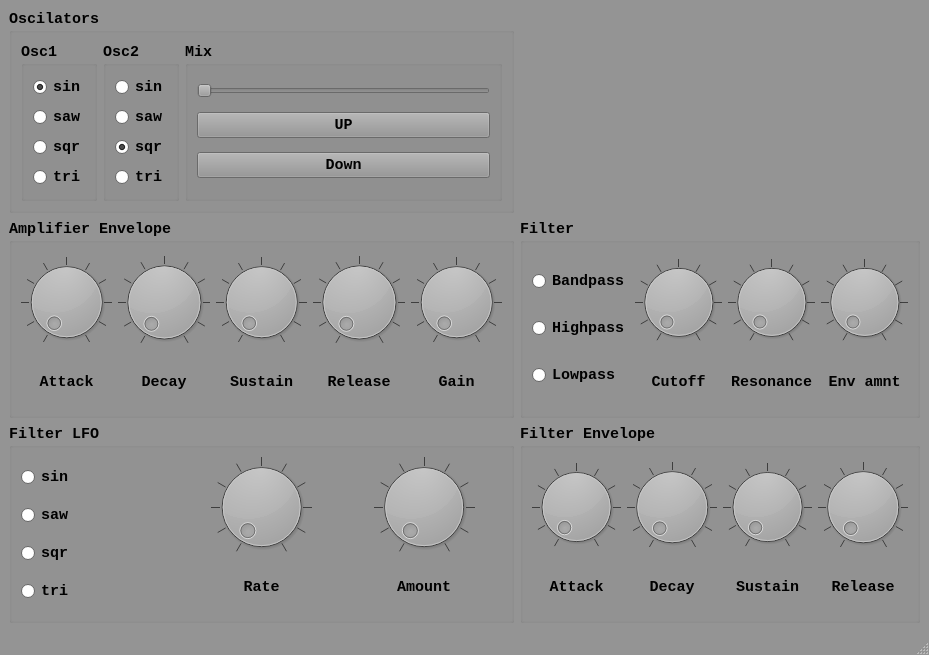
Qt form src/mainwindow.ui (rluedek/qt-port-synth) before a commit.
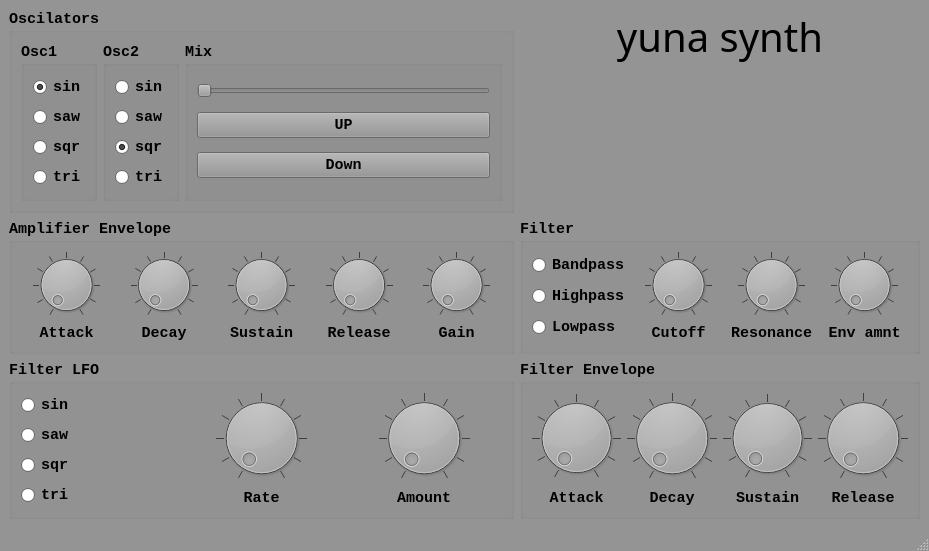
The same form after that commit.

Patch:
```diff
--- a/src/mainwindow.ui
+++ b/src/mainwindow.ui
@@ -7,7 +7,7 @@
     <x>0</x>
     <y>0</y>
     <width>929</width>
-    <height>655</height>
+    <height>551</height>
    </rect>
   </property>
   <property name="palette">
@@ -148,6 +148,15 @@
        </color>
       </brush>
      </colorrole>
+     <colorrole role="PlaceholderText">
+      <brush brushstyle="NoBrush">
+       <color alpha="128">
+        <red>0</red>
+        <green>0</green>
+        <blue>0</blue>
+       </color>
+      </brush>
+     </colorrole>
     </active>
     <inactive>
      <colorrole role="WindowText">
@@ -285,6 +294,15 @@
        </color>
       </brush>
      </colorrole>
+     <colorrole role="PlaceholderText">
+      <brush brushstyle="NoBrush">
+       <color alpha="128">
+        <red>0</red>
+        <green>0</green>
+        <blue>0</blue>
+       </color>
+      </brush>
+     </colorrole>
     </inactive>
     <disabled>
      <colorrole role="WindowText">
@@ -422,6 +440,15 @@
        </color>
       </brush>
      </colorrole>
+     <colorrole role="PlaceholderText">
+      <brush brushstyle="NoBrush">
+       <color alpha="128">
+        <red>0</red>
+        <green>0</green>
+        <blue>0</blue>
+       </color>
+      </brush>
+     </colorrole>
     </disabled>
    </palette>
   </property>
@@ -441,6 +468,215 @@
   </property>
   <widget class="QWidget" name="centralwidget">
    <layout class="QGridLayout" name="gridLayout_2">
+    <item row="3" column="2">
+     <widget class="QGroupBox" name="groupBox_4">
+      <property name="title">
+       <string>Filter Envelope</string>
+      </property>
+      <layout class="QHBoxLayout" name="horizontalLayout">
+       <item>
+        <layout class="QVBoxLayout" name="FilterEnvelopeAttackHorizontalLayout">
+         <item>
+          <widget class="QDial" name="FilterEnvelopeAttackKnob">
+           <property name="notchTarget">
+            <double>10.000000000000000</double>
+           </property>
+           <property name="notchesVisible">
+            <bool>true</bool>
+           </property>
+          </widget>
+         </item>
+         <item>
+          <widget class="QLabel" name="FilterEnvelopeAttackKnobLabel">
+           <property name="text">
+            <string>Attack</string>
+           </property>
+           <property name="alignment">
+            <set>Qt::AlignCenter</set>
+           </property>
+          </widget>
+         </item>
+        </layout>
+       </item>
+       <item>
+        <layout class="QVBoxLayout" name="FilterDecayHorizontalLayout">
+         <item>
+          <widget class="QDial" name="FilterDecayKnob">
+           <property name="notchTarget">
+            <double>10.000000000000000</double>
+           </property>
+           <property name="notchesVisible">
+            <bool>true</bool>
+           </property>
+          </widget>
+         </item>
+         <item>
+          <widget class="QLabel" name="FilterDecayKnobLabel">
+           <property name="text">
+            <string>Decay</string>
+           </property>
+           <property name="alignment">
+            <set>Qt::AlignCenter</set>
+           </property>
+          </widget>
+         </item>
+        </layout>
+       </item>
+       <item>
+        <layout class="QVBoxLayout" name="FilterSustainHorizontalLayout">
+         <item>
+          <widget class="QDial" name="FilterSustainKnob">
+           <property name="notchTarget">
+            <double>10.000000000000000</double>
+           </property>
+           <property name="notchesVisible">
+            <bool>true</bool>
+           </property>
+          </widget>
+         </item>
+         <item>
+          <widget class="QLabel" name="FilterSustainKnobLabel">
+           <property name="text">
+            <string>Sustain</string>
+           </property>
+           <property name="alignment">
+            <set>Qt::AlignCenter</set>
+           </property>
+          </widget>
+         </item>
+        </layout>
+       </item>
+       <item>
+        <layout class="QVBoxLayout" name="FilterReleaseHorizontalLayout">
+         <item>
+          <widget class="QDial" name="FilterReleaseKnob">
+           <property name="notchTarget">
+            <double>10.000000000000000</double>
+           </property>
+           <property name="notchesVisible">
+            <bool>true</bool>
+           </property>
+          </widget>
+         </item>
+         <item>
+          <widget class="QLabel" name="FilterReleaseKnobLabel">
+           <property name="text">
+            <string>Release</string>
+           </property>
+           <property name="alignment">
+            <set>Qt::AlignCenter</set>
+           </property>
+          </widget>
+         </item>
+        </layout>
+       </item>
+      </layout>
+     </widget>
+    </item>
+    <item row="3" column="0">
+     <widget class="QGroupBox" name="groupBox">
+      <property name="title">
+       <string>Filter LFO</string>
+      </property>
+      <layout class="QHBoxLayout" name="horizontalLayout_6">
+       <item>
+        <layout class="QVBoxLayout" name="FilterLfoButtonsHorizontalLayout">
+         <item>
+          <widget class="QRadioButton" name="FilterLFOSinButton">
+           <property name="text">
+            <string>sin</string>
+           </property>
+           <property name="iconSize">
+            <size>
+             <width>10</width>
+             <height>10</height>
+            </size>
+           </property>
+           <property name="checkable">
+            <bool>true</bool>
+           </property>
+          </widget>
+         </item>
+         <item>
+          <widget class="QRadioButton" name="FilterLFOSawButton">
+           <property name="text">
+            <string>saw</string>
+           </property>
+          </widget>
+         </item>
+         <item>
+          <widget class="QRadioButton" name="FilterLFOSqrButton">
+           <property name="enabled">
+            <bool>true</bool>
+           </property>
+           <property name="text">
+            <string>sqr</string>
+           </property>
+          </widget>
+         </item>
+         <item>
+          <widget class="QRadioButton" name="FilterLFOTriButton">
+           <property name="text">
+            <string>tri</string>
+           </property>
+          </widget>
+         </item>
+        </layout>
+       </item>
+       <item>
+        <layout class="QVBoxLayout" name="FilterLFORateVerticalLayout">
+         <item>
+          <widget class="QDial" name="FilterLFORateKnob">
+           <property name="wrapping">
+            <bool>false</bool>
+           </property>
+           <property name="notchTarget">
+            <double>10.000000000000000</double>
+           </property>
+           <property name="notchesVisible">
+            <bool>true</bool>
+           </property>
+          </widget>
+         </item>
+         <item>
+          <widget class="QLabel" name="FilterLFORateKnobLabel">
+           <property name="text">
+            <string>Rate</string>
+           </property>
+           <property name="alignment">
+            <set>Qt::AlignCenter</set>
+           </property>
+          </widget>
+         </item>
+        </layout>
+       </item>
+       <item>
+        <layout class="QVBoxLayout" name="FilterLFOHorizontalLayout">
+         <item>
+          <widget class="QDial" name="FilterLFOAmountKnob">
+           <property name="notchTarget">
+            <double>10.000000000000000</double>
+           </property>
+           <property name="notchesVisible">
+            <bool>true</bool>
+           </property>
+          </widget>
+         </item>
+         <item>
+          <widget class="QLabel" name="FilterLFOAmountLabel">
+           <property name="text">
+            <string>Amount</string>
+           </property>
+           <property name="alignment">
+            <set>Qt::AlignCenter</set>
+           </property>
+          </widget>
+         </item>
+        </layout>
+       </item>
+      </layout>
+     </widget>
+    </item>
     <item row="0" column="0">
      <widget class="QGroupBox" name="groupBox_2">
       <property name="title">
@@ -586,7 +822,467 @@
       </layout>
      </widget>
     </item>
-    <item row="1" column="0">
+    <item row="0" column="2">
+     <widget class="QLabel" name="label">
+      <property name="palette">
+       <palette>
+        <active>
+         <colorrole role="WindowText">
+          <brush brushstyle="SolidPattern">
+           <color alpha="255">
+            <red>0</red>
+            <green>0</green>
+            <blue>0</blue>
+           </color>
+          </brush>
+         </colorrole>
+         <colorrole role="Button">
+          <brush brushstyle="SolidPattern">
+           <color alpha="255">
+            <red>32</red>
+            <green>74</green>
+            <blue>135</blue>
+           </color>
+          </brush>
+         </colorrole>
+         <colorrole role="Light">
+          <brush brushstyle="SolidPattern">
+           <color alpha="255">
+            <red>48</red>
+            <green>111</green>
+            <blue>203</blue>
+           </color>
+          </brush>
+         </colorrole>
+         <colorrole role="Midlight">
+          <brush brushstyle="SolidPattern">
+           <color alpha="255">
+            <red>40</red>
+            <green>92</green>
+            <blue>169</blue>
+           </color>
+          </brush>
+         </colorrole>
+         <colorrole role="Dark">
+          <brush brushstyle="SolidPattern">
+           <color alpha="255">
+            <red>16</red>
+            <green>37</green>
+            <blue>67</blue>
+           </color>
+          </brush>
+         </colorrole>
+         <colorrole role="Mid">
+          <brush brushstyle="SolidPattern">
+           <color alpha="255">
+            <red>21</red>
+            <green>49</green>
+            <blue>90</blue>
+           </color>
+          </brush>
+         </colorrole>
+         <colorrole role="Text">
+          <brush brushstyle="SolidPattern">
+           <color alpha="255">
+            <red>0</red>
+            <green>0</green>
+            <blue>0</blue>
+           </color>
+          </brush>
+         </colorrole>
+         <colorrole role="BrightText">
+          <brush brushstyle="SolidPattern">
+           <color alpha="255">
+            <red>255</red>
+            <green>255</green>
+            <blue>255</blue>
+           </color>
+          </brush>
+         </colorrole>
+         <colorrole role="ButtonText">
+          <brush brushstyle="SolidPattern">
+           <color alpha="255">
+            <red>52</red>
+            <green>101</green>
+            <blue>164</blue>
+           </color>
+          </brush>
+         </colorrole>
+         <colorrole role="Base">
+          <brush brushstyle="SolidPattern">
+           <color alpha="255">
+            <red>255</red>
+            <green>255</green>
+            <blue>255</blue>
+           </color>
+          </brush>
+         </colorrole>
+         <colorrole role="Window">
+          <brush brushstyle="SolidPattern">
+           <color alpha="255">
+            <red>32</red>
+            <green>74</green>
+            <blue>135</blue>
+           </color>
+          </brush>
+         </colorrole>
+         <colorrole role="Shadow">
+          <brush brushstyle="SolidPattern">
+           <color alpha="255">
+            <red>0</red>
+            <green>0</green>
+            <blue>0</blue>
+           </color>
+          </brush>
+         </colorrole>
+         <colorrole role="AlternateBase">
+          <brush brushstyle="SolidPattern">
+           <color alpha="255">
+            <red>143</red>
+            <green>164</green>
+            <blue>195</blue>
+           </color>
+          </brush>
+         </colorrole>
+         <colorrole role="ToolTipBase">
+          <brush brushstyle="SolidPattern">
+           <color alpha="255">
+            <red>255</red>
+            <green>255</green>
+            <blue>220</blue>
+           </color>
+          </brush>
+         </colorrole>
+         <colorrole role="ToolTipText">
+          <brush brushstyle="SolidPattern">
+           <color alpha="255">
+            <red>0</red>
+            <green>0</green>
+            <blue>0</blue>
+           </color>
+          </brush>
+         </colorrole>
+         <colorrole role="PlaceholderText">
+          <brush brushstyle="SolidPattern">
+           <color alpha="128">
+            <red>0</red>
+            <green>0</green>
+            <blue>0</blue>
+           </color>
+          </brush>
+         </colorrole>
+        </active>
+        <inactive>
+         <colorrole role="WindowText">
+          <brush brushstyle="SolidPattern">
+           <color alpha="255">
+            <red>0</red>
+            <green>0</green>
+            <blue>0</blue>
+           </color>
+          </brush>
+         </colorrole>
+         <colorrole role="Button">
+          <brush brushstyle="SolidPattern">
+           <color alpha="255">
+            <red>32</red>
+            <green>74</green>
+            <blue>135</blue>
+           </color>
+          </brush>
+         </colorrole>
+         <colorrole role="Light">
+          <brush brushstyle="SolidPattern">
+           <color alpha="255">
+            <red>48</red>
+            <green>111</green>
+            <blue>203</blue>
+           </color>
+          </brush>
+         </colorrole>
+         <colorrole role="Midlight">
+          <brush brushstyle="SolidPattern">
+           <color alpha="255">
+            <red>40</red>
+            <green>92</green>
+            <blue>169</blue>
+           </color>
+          </brush>
+         </colorrole>
+         <colorrole role="Dark">
+          <brush brushstyle="SolidPattern">
+           <color alpha="255">
+            <red>16</red>
+            <green>37</green>
+            <blue>67</blue>
+           </color>
+          </brush>
+         </colorrole>
+         <colorrole role="Mid">
+          <brush brushstyle="SolidPattern">
+           <color alpha="255">
+            <red>21</red>
+            <green>49</green>
+            <blue>90</blue>
+           </color>
+          </brush>
+         </colorrole>
+         <colorrole role="Text">
+          <brush brushstyle="SolidPattern">
+           <color alpha="255">
+            <red>0</red>
+            <green>0</green>
+            <blue>0</blue>
+           </color>
+          </brush>
+         </colorrole>
+         <colorrole role="BrightText">
+          <brush brushstyle="SolidPattern">
+           <color alpha="255">
+            <red>255</red>
+            <green>255</green>
+            <blue>255</blue>
+           </color>
+          </brush>
+         </colorrole>
+         <colorrole role="ButtonText">
+          <brush brushstyle="SolidPattern">
+           <color alpha="255">
+            <red>52</red>
+            <green>101</green>
+            <blue>164</blue>
+           </color>
+          </brush>
+         </colorrole>
+         <colorrole role="Base">
+          <brush brushstyle="SolidPattern">
+           <color alpha="255">
+            <red>255</red>
+            <green>255</green>
+            <blue>255</blue>
+           </color>
+          </brush>
+         </colorrole>
+         <colorrole role="Window">
+          <brush brushstyle="SolidPattern">
+           <color alpha="255">
+            <red>32</red>
+            <green>74</green>
+            <blue>135</blue>
+           </color>
+          </brush>
+         </colorrole>
+         <colorrole role="Shadow">
+          <brush brushstyle="SolidPattern">
+           <color alpha="255">
+            <red>0</red>
+            <green>0</green>
+            <blue>0</blue>
+           </color>
+          </brush>
+         </colorrole>
+         <colorrole role="AlternateBase">
+          <brush brushstyle="SolidPattern">
+           <color alpha="255">
+            <red>143</red>
+            <green>164</green>
+            <blue>195</blue>
+           </color>
+          </brush>
+         </colorrole>
+         <colorrole role="ToolTipBase">
+          <brush brushstyle="SolidPattern">
+           <color alpha="255">
+            <red>255</red>
+            <green>255</green>
+            <blue>220</blue>
+           </color>
+          </brush>
+         </colorrole>
+         <colorrole role="ToolTipText">
+          <brush brushstyle="SolidPattern">
+           <color alpha="255">
+            <red>0</red>
+            <green>0</green>
+            <blue>0</blue>
+           </color>
+          </brush>
+         </colorrole>
+         <colorrole role="PlaceholderText">
+          <brush brushstyle="SolidPattern">
+           <color alpha="128">
+            <red>0</red>
+            <green>0</green>
+            <blue>0</blue>
+           </color>
+          </brush>
+         </colorrole>
+        </inactive>
+        <disabled>
+         <colorrole role="WindowText">
+          <brush brushstyle="SolidPattern">
+           <color alpha="255">
+            <red>16</red>
+            <green>37</green>
+            <blue>67</blue>
+           </color>
+          </brush>
+         </colorrole>
+         <colorrole role="Button">
+          <brush brushstyle="SolidPattern">
+           <color alpha="255">
+            <red>32</red>
+            <green>74</green>
+            <blue>135</blue>
+           </color>
+          </brush>
+         </colorrole>
+         <colorrole role="Light">
+          <brush brushstyle="SolidPattern">
+           <color alpha="255">
+            <red>48</red>
+            <green>111</green>
+            <blue>203</blue>
+           </color>
+          </brush>
+         </colorrole>
+         <colorrole role="Midlight">
+          <brush brushstyle="SolidPattern">
+           <color alpha="255">
+            <red>40</red>
+            <green>92</green>
+            <blue>169</blue>
+           </color>
+          </brush>
+         </colorrole>
+         <colorrole role="Dark">
+          <brush brushstyle="SolidPattern">
+           <color alpha="255">
+            <red>16</red>
+            <green>37</green>
+            <blue>67</blue>
+           </color>
+          </brush>
+         </colorrole>
+         <colorrole role="Mid">
+          <brush brushstyle="SolidPattern">
+           <color alpha="255">
+            <red>21</red>
+            <green>49</green>
+            <blue>90</blue>
+           </color>
+          </brush>
+         </colorrole>
+         <colorrole role="Text">
+          <brush brushstyle="SolidPattern">
+           <color alpha="255">
+            <red>16</red>
+            <green>37</green>
+            <blue>67</blue>
+           </color>
+          </brush>
+         </colorrole>
+         <colorrole role="BrightText">
+          <brush brushstyle="SolidPattern">
+           <color alpha="255">
+            <red>255</red>
+            <green>255</green>
+            <blue>255</blue>
+           </color>
+          </brush>
+         </colorrole>
+         <colorrole role="ButtonText">
+          <brush brushstyle="SolidPattern">
+           <color alpha="255">
+            <red>16</red>
+            <green>37</green>
+            <blue>67</blue>
+           </color>
+          </brush>
+         </colorrole>
+         <colorrole role="Base">
+          <brush brushstyle="SolidPattern">
+           <color alpha="255">
+            <red>32</red>
+            <green>74</green>
+            <blue>135</blue>
+           </color>
+          </brush>
+         </colorrole>
+         <colorrole role="Window">
+          <brush brushstyle="SolidPattern">
+           <color alpha="255">
+            <red>32</red>
+            <green>74</green>
+            <blue>135</blue>
+           </color>
+          </brush>
+         </colorrole>
+         <colorrole role="Shadow">
+          <brush brushstyle="SolidPattern">
+           <color alpha="255">
+            <red>0</red>
+            <green>0</green>
+            <blue>0</blue>
+           </color>
+          </brush>
+         </colorrole>
+         <colorrole role="AlternateBase">
+          <brush brushstyle="SolidPattern">
+           <color alpha="255">
+            <red>32</red>
+            <green>74</green>
+            <blue>135</blue>
+           </color>
+          </brush>
+         </colorrole>
+         <colorrole role="ToolTipBase">
+          <brush brushstyle="SolidPattern">
+           <color alpha="255">
+            <red>255</red>
+            <green>255</green>
+            <blue>220</blue>
+           </color>
+          </brush>
+         </colorrole>
+         <colorrole role="ToolTipText">
+          <brush brushstyle="SolidPattern">
+           <color alpha="255">
+            <red>0</red>
+            <green>0</green>
+            <blue>0</blue>
+           </color>
+          </brush>
+         </colorrole>
+         <colorrole role="PlaceholderText">
+          <brush brushstyle="SolidPattern">
+           <color alpha="128">
+            <red>0</red>
+            <green>0</green>
+            <blue>0</blue>
+           </color>
+          </brush>
+         </colorrole>
+        </disabled>
+       </palette>
+      </property>
+      <property name="font">
+       <font>
+        <family>Quantum Round Hollow BRK</family>
+        <pointsize>30</pointsize>
+        <weight>50</weight>
+        <bold>false</bold>
+       </font>
+      </property>
+      <property name="text">
+       <string>yuna synth</string>
+      </property>
+      <property name="alignment">
+       <set>Qt::AlignHCenter|Qt::AlignTop</set>
+      </property>
+     </widget>
+    </item>
+    <item row="2" column="0">
      <widget class="QGroupBox" name="AmplifierGroupBox">
       <property name="title">
        <string>Amplifier Envelope</string>
@@ -724,7 +1420,7 @@
       </layout>
      </widget>
     </item>
-    <item row="1" column="1">
+    <item row="2" column="2">
      <widget class="QGroupBox" name="FilterGroupBoxVerticalLayout">
       <property name="title">
        <string>Filter</string>
@@ -839,215 +1535,6 @@
       </layout>
      </widget>
     </item>
-    <item row="2" column="0">
-     <widget class="QGroupBox" name="groupBox">
-      <property name="title">
-       <string>Filter LFO</string>
-      </property>
-      <layout class="QHBoxLayout" name="horizontalLayout_6">
-       <item>
-        <layout class="QVBoxLayout" name="FilterLfoButtonsHorizontalLayout">
-         <item>
-          <widget class="QRadioButton" name="FilterLFOSinButton">
-           <property name="text">
-            <string>sin</string>
-           </property>
-           <property name="iconSize">
-            <size>
-             <width>10</width>
-             <height>10</height>
-            </size>
-           </property>
-           <property name="checkable">
-            <bool>true</bool>
-           </property>
-          </widget>
-         </item>
-         <item>
-          <widget class="QRadioButton" name="FilterLFOSawButton">
-           <property name="text">
-            <string>saw</string>
-           </property>
-          </widget>
-         </item>
-         <item>
-          <widget class="QRadioButton" name="FilterLFOSqrButton">
-           <property name="enabled">
-            <bool>true</bool>
-           </property>
-           <property name="text">
-            <string>sqr</string>
-           </property>
-          </widget>
-         </item>
-         <item>
-          <widget class="QRadioButton" name="FilterLFOTriButton">
-           <property name="text">
-            <string>tri</string>
-           </property>
-          </widget>
-         </item>
-        </layout>
-       </item>
-       <item>
-        <layout class="QVBoxLayout" name="FilterLFORateVerticalLayout">
-         <item>
-          <widget class="QDial" name="FilterLFORateKnob">
-           <property name="wrapping">
-            <bool>false</bool>
-           </property>
-           <property name="notchTarget">
-            <double>10.000000000000000</double>
-           </property>
-           <property name="notchesVisible">
-            <bool>true</bool>
-           </property>
-          </widget>
-         </item>
-         <item>
-          <widget class="QLabel" name="FilterLFORateKnobLabel">
-           <property name="text">
-            <string>Rate</string>
-           </property>
-           <property name="alignment">
-            <set>Qt::AlignCenter</set>
-           </property>
-          </widget>
-         </item>
-        </layout>
-       </item>
-       <item>
-        <layout class="QVBoxLayout" name="FilterLFOHorizontalLayout">
-         <item>
-          <widget class="QDial" name="FilterLFOAmountKnob">
-           <property name="notchTarget">
-            <double>10.000000000000000</double>
-           </property>
-           <property name="notchesVisible">
-            <bool>true</bool>
-           </property>
-          </widget>
-         </item>
-         <item>
-          <widget class="QLabel" name="FilterLFOAmountLabel">
-           <property name="text">
-            <string>Amount</string>
-           </property>
-           <property name="alignment">
-            <set>Qt::AlignCenter</set>
-           </property>
-          </widget>
-         </item>
-        </layout>
-       </item>
-      </layout>
-     </widget>
-    </item>
-    <item row="2" column="1">
-     <widget class="QGroupBox" name="groupBox_4">
-      <property name="title">
-       <string>Filter Envelope</string>
-      </property>
-      <layout class="QHBoxLayout" name="horizontalLayout">
-       <item>
-        <layout class="QVBoxLayout" name="FilterEnvelopeAttackHorizontalLayout">
-         <item>
-          <widget class="QDial" name="FilterEnvelopeAttackKnob">
-           <property name="notchTarget">
-            <double>10.000000000000000</double>
-           </property>
-           <property name="notchesVisible">
-            <bool>true</bool>
-           </property>
-          </widget>
-         </item>
-         <item>
-          <widget class="QLabel" name="FilterEnvelopeAttackKnobLabel">
-           <property name="text">
-            <string>Attack</string>
-           </property>
-           <property name="alignment">
-            <set>Qt::AlignCenter</set>
-           </property>
-          </widget>
-         </item>
-        </layout>
-       </item>
-       <item>
-        <layout class="QVBoxLayout" name="FilterDecayHorizontalLayout">
-         <item>
-          <widget class="QDial" name="FilterDecayKnob">
-           <property name="notchTarget">
-            <double>10.000000000000000</double>
-           </property>
-           <property name="notchesVisible">
-            <bool>true</bool>
-           </property>
-          </widget>
-         </item>
-         <item>
-          <widget class="QLabel" name="FilterDecayKnobLabel">
-           <property name="text">
-            <string>Decay</string>
-           </property>
-           <property name="alignment">
-            <set>Qt::AlignCenter</set>
-           </property>
-          </widget>
-         </item>
-        </layout>
-       </item>
-       <item>
-        <layout class="QVBoxLayout" name="FilterSustainHorizontalLayout">
-         <item>
-          <widget class="QDial" name="FilterSustainKnob">
-           <property name="notchTarget">
-            <double>10.000000000000000</double>
-           </property>
-           <property name="notchesVisible">
-            <bool>true</bool>
-           </property>
-          </widget>
-         </item>
-         <item>
-          <widget class="QLabel" name="FilterSustainKnobLabel">
-           <property name="text">
-            <string>Sustain</string>
-           </property>
-           <property name="alignment">
-            <set>Qt::AlignCenter</set>
-           </property>
-          </widget>
-         </item>
-        </layout>
-       </item>
-       <item>
-        <layout class="QVBoxLayout" name="FilterReleaseHorizontalLayout">
-         <item>
-          <widget class="QDial" name="FilterReleaseKnob">
-           <property name="notchTarget">
-            <double>10.000000000000000</double>
-           </property>
-           <property name="notchesVisible">
-            <bool>true</bool>
-           </property>
-          </widget>
-         </item>
-         <item>
-          <widget class="QLabel" name="FilterReleaseKnobLabel">
-           <property name="text">
-            <string>Release</string>
-           </property>
-           <property name="alignment">
-            <set>Qt::AlignCenter</set>
-           </property>
-          </widget>
-         </item>
-        </layout>
-       </item>
-      </layout>
-     </widget>
-    </item>
    </layout>
   </widget>
   <widget class="QStatusBar" name="statusbar"/>
```
Left out of the diff: 2 changed lines with no effect on the pictures.
